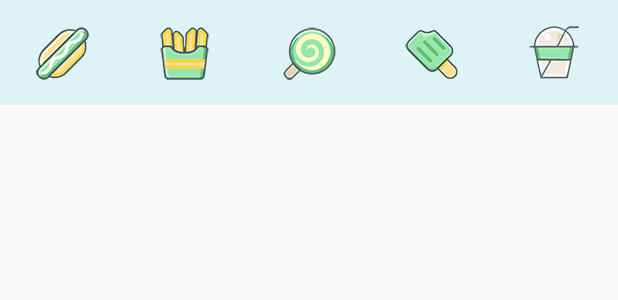
After one commit to teamCZF/GunDan, an Android app: the layout main_food_pop.xml on its own in the app's theme, with its tools: preview values and no code run, on a phone screen of 412 x 824 dp. The commit adds this screen. Shown: the top 300 px of the screen. Run offline under Robolectric (Android 15) with nearby library versions, the phone set to English and light mode, and no system bars.

Commit message:
食物弹窗

```diff
--- a/Gundan/src/main/res/layout/activity_main.xml
+++ b/Gundan/src/main/res/layout/activity_main.xml
@@ -168,9 +168,9 @@
         <Button
             android:layout_width="50dp"
             android:layout_height="50dp"
-            android:background="@mipmap/main_plus"
+            android:background="@mipmap/fork"
             android:layout_marginLeft="10dp"
-            android:id="@+id/menu_button"/>
+            android:id="@+id/feed_button"/>
         <Button
             android:id="@+id/button_store"
             android:layout_width="50dp"
--- /dev/null
+++ b/Gundan/src/main/res/layout/main_food_pop.xml
@@ -0,0 +1,47 @@
+<?xml version="1.0" encoding="utf-8"?>
+<LinearLayout xmlns:android="http://schemas.android.com/apk/res/android"
+    android:orientation="horizontal"
+    android:layout_width="match_parent"
+    android:layout_height="70dp"
+    android:layout_marginBottom="20dp"
+    android:background="@drawable/lowGreen">
+    <ImageButton
+        android:id="@+id/eat_food1"
+        android:background="@drawable/lowGreen"
+        android:layout_weight="1"
+        android:layout_width="0dp"
+        android:layout_height="match_parent"
+        android:src="@mipmap/food1"
+        />
+    <ImageButton
+        android:id="@+id/eat_food2"
+        android:background="@drawable/lowGreen"
+        android:layout_weight="1"
+        android:layout_width="0dp"
+        android:src="@mipmap/food2"
+        android:layout_height="match_parent" />
+    <ImageButton
+        android:id="@+id/eat_food3"
+        android:background="@drawable/lowGreen"
+        android:layout_weight="1"
+        android:layout_width="0dp"
+        android:layout_height="match_parent"
+        android:src="@mipmap/food3"
+        />
+    <ImageButton
+        android:id="@+id/eat_food4"
+        android:background="@drawable/lowGreen"
+        android:layout_weight="1"
+        android:layout_width="0dp"
+        android:layout_height="match_parent"
+        android:src="@mipmap/food4"
+        />
+    <ImageButton
+        android:id="@+id/eat_food5"
+        android:background="@drawable/lowGreen"
+        android:layout_weight="1"
+        android:layout_width="0dp"
+        android:layout_height="match_parent"
+        android:src="@mipmap/food5"
+        />
+</LinearLayout>
```
Also changed, not shown: Gundan/src/main/java/com/ui/MainActivity.java (+11 -27 lines).
